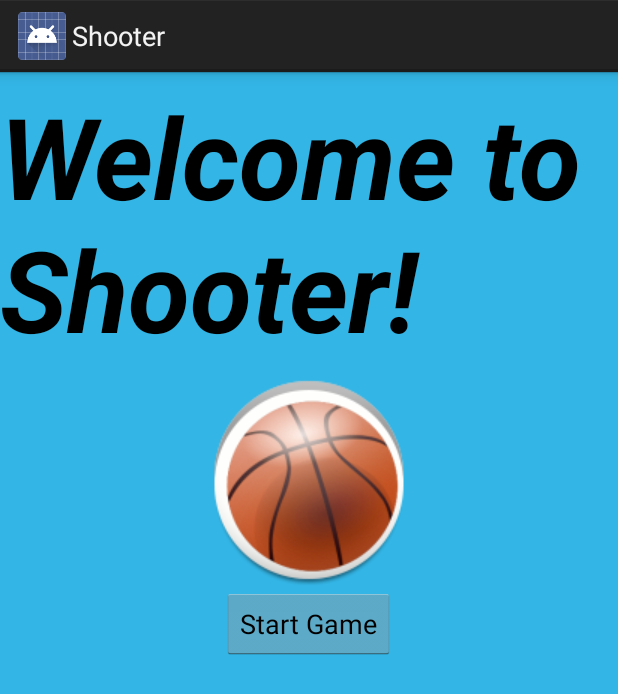
After one commit to michaelhanson11/BasketballGame, an Android app: the layout home_screen.xml on its own in the app's theme, with its tools: preview values and no code run, on a phone screen of 412 x 824 dp. The commit adds this screen. Shown: the top 694 px of the screen. Run offline under Robolectric (Android 15) with nearby library versions, the phone set to English and light mode, and no system bars.

Commit message:
works - attempting splash screen

```diff
--- /dev/null
+++ b/app/src/main/res/layout/home_screen.xml
@@ -0,0 +1,32 @@
+<?xml version="1.0" encoding="utf-8"?>
+<LinearLayout xmlns:android="http://schemas.android.com/apk/res/android"
+    android:orientation="vertical" android:layout_width="match_parent"
+    android:layout_height="match_parent"
+    android:background="@android:color/holo_blue_light"
+    android:weightSum="1">
+
+    <TextView
+        android:layout_width="match_parent"
+        android:layout_height="200dp"
+        android:textAppearance="?android:attr/textAppearanceLarge"
+        android:text="@string/welcome"
+        android:id="@+id/welcomeTextView"
+        android:textSize="75dp"
+        android:textStyle="bold|italic"
+        android:layout_gravity="center|left"
+        android:gravity="center_vertical" />
+
+    <ImageView
+        android:layout_width="wrap_content"
+        android:layout_height="wrap_content"
+        android:id="@+id/welcomeImageView"
+        android:layout_gravity="center_horizontal"
+        android:src="@drawable/ic_launcher" />
+
+    <Button
+        android:layout_width="wrap_content"
+        android:layout_height="wrap_content"
+        android:text="Start Game"
+        android:id="@+id/startButton"
+        android:layout_gravity="center_horizontal" />
+</LinearLayout>
```
Also changed, not shown: app/src/main/java/edu/augustana/csc490/basketballgamehanson/HomeActivity.java (added, +28 -0 lines), app/src/main/java/edu/augustana/csc490/basketballgamehanson/ShooterView.java (+100 -14 lines), app/src/main/res/values/strings.xml (+7 -0 lines), app/src/main/res/drawable-hdpi/ic_launcher.png (deleted), app/src/main/res/drawable-mdpi/ic_launcher.png (deleted), app/src/main/res/drawable-xhdpi/ic_launcher.png (deleted), app/src/main/res/drawable-xxhdpi/ic_launcher.png (deleted), app/src/main/res/drawable/basketballbackground.png (added), app/src/main/res/drawable/ic_launcher.png (added), 2 other files.
